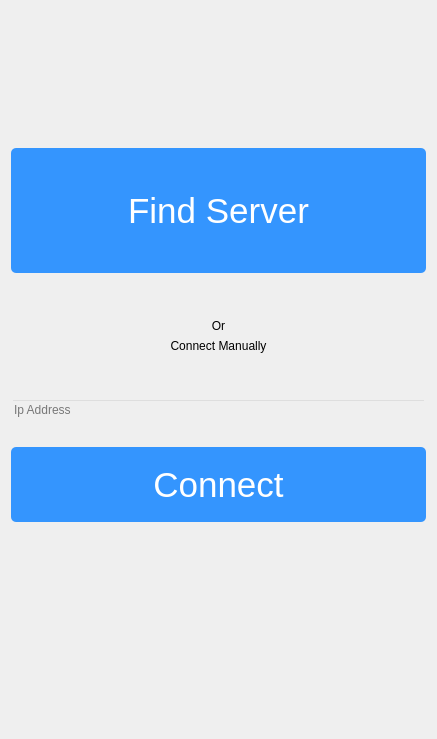
First picture: the form in widget/serverConnection/serverconnection.ui, repository Anmol-A-jain/Dyner-order-client, before the edit.
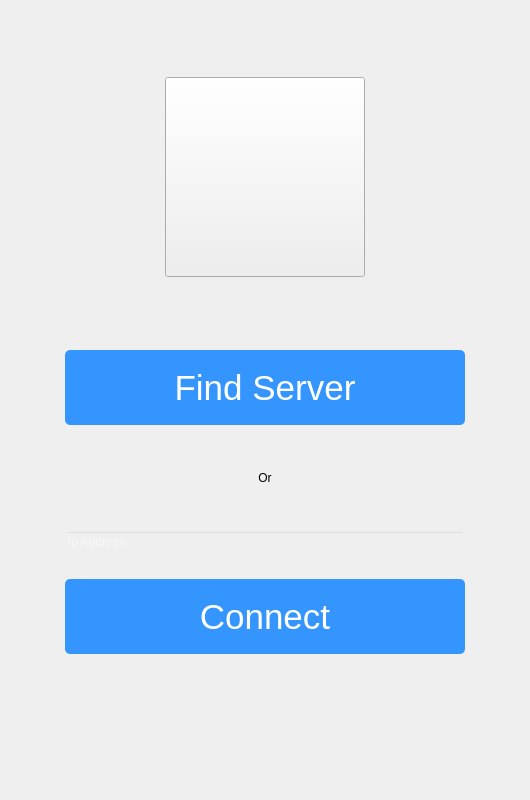
Second picture: the form after the edit. Icons and pictures are not drawn.

```diff
--- a/widget/serverConnection/serverconnection.ui
+++ b/widget/serverConnection/serverconnection.ui
@@ -6,14 +6,76 @@
    <rect>
     <x>0</x>
     <y>0</y>
-    <width>437</width>
-    <height>739</height>
+    <width>530</width>
+    <height>800</height>
    </rect>
   </property>
   <property name="windowTitle">
    <string>Form</string>
   </property>
   <layout class="QVBoxLayout" name="verticalLayout_2">
+   <item>
+    <spacer name="verticalSpacer_7">
+     <property name="orientation">
+      <enum>Qt::Vertical</enum>
+     </property>
+     <property name="sizeHint" stdset="0">
+      <size>
+       <width>20</width>
+       <height>40</height>
+      </size>
+     </property>
+    </spacer>
+   </item>
+   <item>
+    <layout class="QHBoxLayout" name="horizontalLayout">
+     <property name="bottomMargin">
+      <number>0</number>
+     </property>
+     <item>
+      <spacer name="horizontalSpacer">
+       <property name="orientation">
+        <enum>Qt::Horizontal</enum>
+       </property>
+       <property name="sizeHint" stdset="0">
+        <size>
+         <width>40</width>
+         <height>20</height>
+        </size>
+       </property>
+      </spacer>
+     </item>
+     <item>
+      <widget class="QPushButton" name="icon">
+       <property name="minimumSize">
+        <size>
+         <width>200</width>
+         <height>200</height>
+        </size>
+       </property>
+       <property name="styleSheet">
+        <string notr="true">border-image: url(:/img/img/logo.png);</string>
+       </property>
+       <property name="text">
+        <string/>
+       </property>
+      </widget>
+     </item>
+     <item>
+      <spacer name="horizontalSpacer_2">
+       <property name="orientation">
+        <enum>Qt::Horizontal</enum>
+       </property>
+       <property name="sizeHint" stdset="0">
+        <size>
+         <width>40</width>
+         <height>20</height>
+        </size>
+       </property>
+      </spacer>
+     </item>
+    </layout>
+   </item>
    <item>
     <spacer name="verticalSpacer_2">
      <property name="orientation">
@@ -31,13 +93,32 @@
     </spacer>
    </item>
    <item>
-    <layout class="QHBoxLayout" name="horizontalLayout_2">
+    <layout class="QHBoxLayout" name="horizontalLayout_2"/>
+   </item>
+   <item>
+    <layout class="QHBoxLayout" name="horizontalLayout_3">
+     <property name="bottomMargin">
+      <number>0</number>
+     </property>
+     <item>
+      <spacer name="horizontalSpacer_3">
+       <property name="orientation">
+        <enum>Qt::Horizontal</enum>
+       </property>
+       <property name="sizeHint" stdset="0">
+        <size>
+         <width>40</width>
+         <height>20</height>
+        </size>
+       </property>
+      </spacer>
+     </item>
      <item>
       <widget class="QPushButton" name="btnauto">
        <property name="minimumSize">
         <size>
-         <width>0</width>
-         <height>125</height>
+         <width>400</width>
+         <height>75</height>
         </size>
        </property>
        <property name="font">
@@ -55,6 +136,19 @@
        </property>
       </widget>
      </item>
+     <item>
+      <spacer name="horizontalSpacer_4">
+       <property name="orientation">
+        <enum>Qt::Horizontal</enum>
+       </property>
+       <property name="sizeHint" stdset="0">
+        <size>
+         <width>40</width>
+         <height>20</height>
+        </size>
+       </property>
+      </spacer>
+     </item>
     </layout>
    </item>
    <item>
@@ -63,7 +157,7 @@
       <enum>Qt::Vertical</enum>
      </property>
      <property name="sizeType">
-      <enum>QSizePolicy::Preferred</enum>
+      <enum>QSizePolicy::Fixed</enum>
      </property>
      <property name="sizeHint" stdset="0">
       <size>
@@ -72,6 +166,22 @@
       </size>
      </property>
     </spacer>
+   </item>
+   <item>
+    <layout class="QHBoxLayout" name="horizontalLayout_5">
+     <property name="bottomMargin">
+      <number>0</number>
+     </property>
+     <item>
+      <widget class="QLabel" name="label_3">
+       <property name="styleSheet">
+        <string notr="true">border-bottom:2px solid black;
+</string>
+       </property>
+       <property name="text">
+        <string/>
+       </property>
+      </widget>
    </item>
    <item>
     <widget class="QLabel" name="label_2">
@@ -84,14 +194,17 @@
     </widget>
    </item>
    <item>
-    <widget class="QLabel" name="label_3">
+      <widget class="QLabel" name="label">
+       <property name="styleSheet">
+        <string notr="true">border-bottom:2px solid black;
+</string>
+       </property>
      <property name="text">
-      <string>Connect Manually</string>
-     </property>
-     <property name="alignment">
-      <set>Qt::AlignCenter</set>
-     </property>
-    </widget>
+        <string/>
+       </property>
+      </widget>
+     </item>
+    </layout>
    </item>
    <item>
     <spacer name="verticalSpacer_6">
@@ -99,12 +212,33 @@
       <enum>Qt::Vertical</enum>
      </property>
      <property name="sizeType">
-      <enum>QSizePolicy::Preferred</enum>
+      <enum>QSizePolicy::Fixed</enum>
      </property>
      <property name="sizeHint" stdset="0">
       <size>
        <width>20</width>
        <height>40</height>
+      </size>
+     </property>
+    </spacer>
+   </item>
+   <item>
+    <layout class="QHBoxLayout" name="horizontalLayout_4">
+     <property name="rightMargin">
+      <number>0</number>
+     </property>
+     <property name="bottomMargin">
+      <number>0</number>
+     </property>
+     <item>
+      <spacer name="horizontalSpacer_5">
+       <property name="orientation">
+        <enum>Qt::Horizontal</enum>
+       </property>
+       <property name="sizeHint" stdset="0">
+        <size>
+         <width>40</width>
+         <height>20</height>
       </size>
      </property>
     </spacer>
@@ -134,8 +268,12 @@
           </size>
          </property>
          <property name="styleSheet">
-          <string notr="true"> background-color: rgba(0, 0, 0, 0);;
-border-bottom-color: rgb(97, 97, 97);</string>
+            <string notr="true">background-color: rgba(0, 0, 0, 0);;
+border-bottom-color: rgb(97, 97, 97);
+color:white;</string>
+           </property>
+           <property name="text">
+            <string/>
          </property>
          <property name="placeholderText">
           <string>Ip Address</string>
@@ -164,7 +302,7 @@
       <widget class="QPushButton" name="btnConnect">
        <property name="minimumSize">
         <size>
-         <width>0</width>
+           <width>400</width>
          <height>75</height>
         </size>
        </property>
@@ -186,6 +324,21 @@
     </layout>
    </item>
    <item>
+      <spacer name="horizontalSpacer_6">
+       <property name="orientation">
+        <enum>Qt::Horizontal</enum>
+       </property>
+       <property name="sizeHint" stdset="0">
+        <size>
+         <width>40</width>
+         <height>20</height>
+        </size>
+       </property>
+      </spacer>
+     </item>
+    </layout>
+   </item>
+   <item>
     <spacer name="verticalSpacer">
      <property name="orientation">
       <enum>Qt::Vertical</enum>
```
Left out of the diff: 1 changed line with no effect on the pictures. Lines whose indentation alone changed are shown as unchanged.
